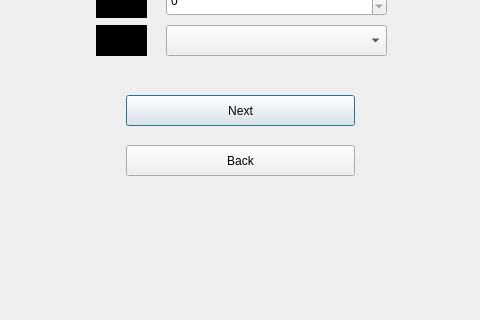
Matin0789/Condottiere-, file setplayer.ui: the form before one commit; both pictures show x 154 to 634 and y 175 to 495 of the 800 by 600 pixel window.
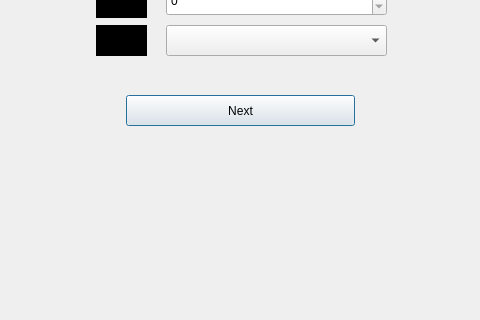
The form after the commit. Icons and pictures are not drawn.

```diff
--- a/setplayer.ui
+++ b/setplayer.ui
@@ -129,48 +129,6 @@
     <string>Next</string>
    </property>
   </widget>
-  <widget class="QPushButton" name="btn_back">
-   <property name="geometry">
-    <rect>
-     <x>280</x>
-     <y>320</y>
-     <width>229</width>
-     <height>31</height>
-    </rect>
-   </property>
-   <property name="cursor">
-    <cursorShape>ClosedHandCursor</cursorShape>
-   </property>
-   <property name="styleSheet">
-    <string notr="true">
-QPushButton
-{
-	color : black ;
-	background-color : ;
-	font: 700 13pt &quot;Segoe Print&quot;;
-	border-image:30px ;
-}
-
-QPushButton : Hover
-{
-	background-color : ;
-    border-radius : 40px ;
-	border-image: 10px;
-}
-
-QPushButton : pressed
-{
-	background-color :black ;
-	color : white ;
-	border-image: url(:/Description/Graphics/photos/download7.jpg);
-
-}
-</string>
-   </property>
-   <property name="text">
-    <string>Back</string>
-   </property>
-  </widget>
   <widget class="QLabel" name="label_Age">
    <property name="geometry">
     <rect>
```
Left out of the diff: 1 changed line with no effect on the pictures.
